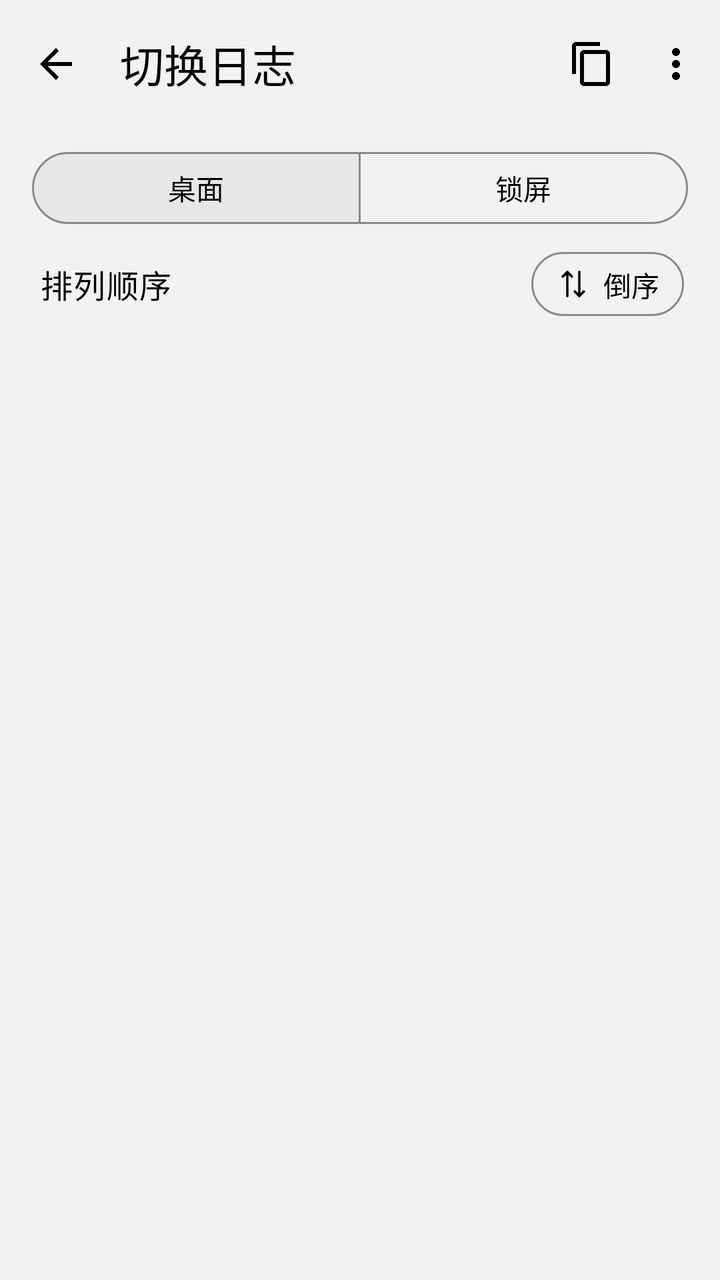
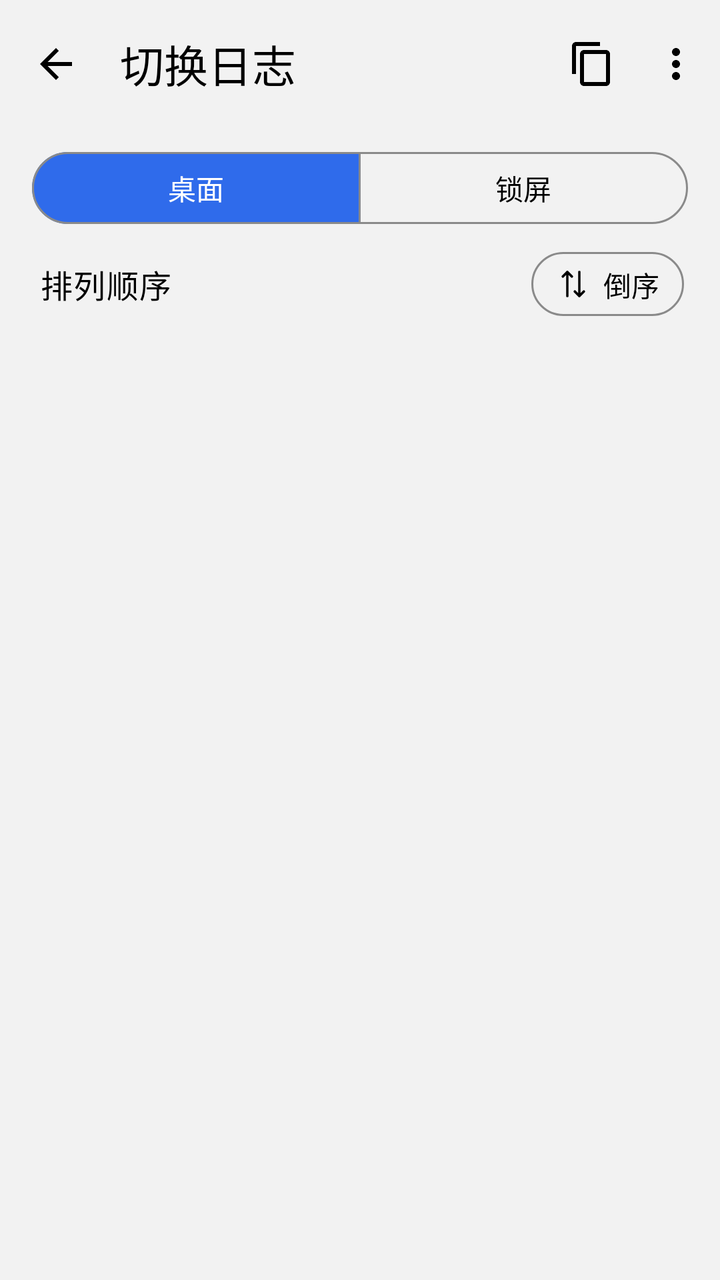

Two renders of the same Android screen: before a commit and after it. Below are the layout's source before the change and the commit's diff.
<!-- AndroidManifest.xml: application theme AppTheme -->
<!-- res/layout/page_switch_log.xml -->
<?xml version="1.0" encoding="utf-8"?>
<LinearLayout xmlns:android="http://schemas.android.com/apk/res/android"
    xmlns:app="http://schemas.android.com/apk/res-auto"
    android:id="@+id/log_root"
    android:layout_width="match_parent"
    android:layout_height="match_parent"
    android:background="@color/page_bg"
    android:clickable="true"
    android:focusable="true"
    android:orientation="vertical">

    <com.google.android.material.appbar.MaterialToolbar
        android:id="@+id/toolbar_log"
        android:layout_width="match_parent"
        android:layout_height="?attr/actionBarSize"
        app:menu="@menu/menu_switch_log"
        app:navigationIcon="@drawable/ic_back"
        app:title="@string/log_view_title"
        app:titleTextAppearance="?attr/textAppearanceTitleLarge" />

    <com.google.android.material.button.MaterialButtonToggleGroup
        android:id="@+id/log_scope_toggle"
        android:layout_width="match_parent"
        android:layout_height="wrap_content"
        android:layout_marginStart="16dp"
        android:layout_marginTop="8dp"
        android:layout_marginEnd="16dp"
        app:checkedButton="@id/log_scope_home"
        app:selectionRequired="true"
        app:singleSelection="true">

        <com.google.android.material.button.MaterialButton
            android:id="@+id/log_scope_home"
            style="@style/Widget.Material3.Button.OutlinedButton"
            android:layout_width="0dp"
            android:layout_height="44dp"
            android:layout_weight="1"
            android:text="@string/log_tab_home" />

        <com.google.android.material.button.MaterialButton
            android:id="@+id/log_scope_lock"
            style="@style/Widget.Material3.Button.OutlinedButton"
            android:layout_width="0dp"
            android:layout_height="44dp"
            android:layout_weight="1"
            android:text="@string/log_tab_lock" />
    </com.google.android.material.button.MaterialButtonToggleGroup>

    <LinearLayout
        android:layout_width="match_parent"
        android:layout_height="52dp"
        android:gravity="center_vertical"
        android:orientation="horizontal"
        android:paddingStart="20dp"
        android:paddingEnd="18dp">

        <TextView
            android:layout_width="0dp"
            android:layout_height="wrap_content"
            android:layout_weight="1"
            android:text="@string/log_view_order"
            android:textAppearance="?attr/textAppearanceBodyLarge"
            android:textColor="?attr/colorOnSurface" />

        <com.google.android.material.button.MaterialButton
            android:id="@+id/btn_log_order"
            style="?attr/materialButtonOutlinedStyle"
            android:layout_width="wrap_content"
            android:layout_height="40dp"
            android:minWidth="0dp"
            android:paddingStart="12dp"
            android:paddingEnd="12dp"
            android:text="@string/log_order_desc"
            android:textColor="?attr/colorOnSurface"
            app:icon="@drawable/ic_swap_vert"
            app:iconGravity="textStart"
            app:iconPadding="6dp"
            app:iconSize="18dp"
            app:iconTint="?attr/colorOnSurface" />
    </LinearLayout>

    <FrameLayout
        android:layout_width="match_parent"
        android:layout_height="0dp"
        android:layout_weight="1">

        <androidx.recyclerview.widget.RecyclerView
            android:id="@+id/recycler_log"
            android:layout_width="match_parent"
            android:layout_height="match_parent"
            android:clipToPadding="false"
            android:paddingStart="16dp"
            android:paddingTop="2dp"
            android:paddingEnd="16dp"
            android:paddingBottom="72dp"
            android:scrollbars="none" />

        
        <ImageButton
            android:id="@+id/btn_log_jump"
            android:layout_width="40dp"
            android:layout_height="40dp"
            android:layout_gravity="bottom|center_horizontal"
            android:layout_marginBottom="40dp"
            android:background="@drawable/log_jump_bg"
            android:contentDescription="@string/log_jump_top"
            android:elevation="4dp"
            android:padding="10dp"
            android:scaleType="centerInside"
            android:src="@drawable/ic_arrow_upward"
            android:visibility="gone"
            app:tint="@color/text_primary" />
    </FrameLayout>
</LinearLayout>
<!-- resources referenced by this layout -->
<resources>
  <color name="page_bg">#F2F2F2</color>
  <color name="text_primary">#000000</color>
  <string name="log_jump_top">回到最上方</string>
  <string name="log_order_desc">倒序</string>
  <string name="log_tab_home">桌面</string>
  <string name="log_tab_lock">锁屏</string>
  <string name="log_view_order">排列顺序</string>
  <string name="log_view_title">切换日志</string>
  <color name="m3_primary">#4A4A4A</color>
  <color name="m3_on_surface">#000000</color>
  <color name="m3_on_primary">#FFFFFF</color>
  <color name="m3_primary_container">#E7E7E7</color>
  <color name="m3_on_primary_container">#000000</color>
  <color name="m3_inverse_primary">#D6D6D6</color>
  <color name="m3_secondary">#5C5C5C</color>
  <color name="m3_on_secondary">#FFFFFF</color>
  <color name="m3_secondary_container">#E7E7E7</color>
  <color name="m3_on_secondary_container">#000000</color>
  <color name="m3_tertiary">#6A6A6A</color>
  <color name="m3_on_tertiary">#FFFFFF</color>
  <color name="m3_tertiary_container">#EDEDED</color>
  <color name="m3_on_tertiary_container">#000000</color>
  <color name="m3_error">#BA1A1A</color>
  <color name="m3_on_error">#FFFFFF</color>
  <color name="m3_error_container">#FFDAD6</color>
  <color name="m3_on_error_container">#410002</color>
  <color name="m3_surface">#F2F2F2</color>
  <color name="m3_surface_variant">#E3E3E3</color>
  <color name="m3_on_surface_variant">#000000</color>
  <color name="m3_inverse_surface">#2E2E2E</color>
  <color name="m3_inverse_on_surface">#F2F2F2</color>
  <color name="m3_outline">#8A8A8A</color>
  <color name="m3_outline_variant">#DCDCDC</color>
  <color name="m3_surface_container_lowest">#FFFFFF</color>
  <color name="m3_surface_container_low">#FFFFFF</color>
  <color name="m3_surface_container">#FAFAFA</color>
  <color name="m3_surface_container_high">#FFFFFF</color>
  <color name="m3_surface_container_highest">#EDEDED</color>
  <color name="m3_surface_dim">#E6E6E6</color>
  <color name="m3_surface_bright">#FFFFFF</color>
  <style name="Shape.Ws.Small" parent="">
          <item name="cornerFamily">rounded</item>
          <item name="cornerSize">8dp</item>
      </style>
  <style name="Shape.Ws.Medium" parent="">
          <item name="cornerFamily">rounded</item>
          <item name="cornerSize">16dp</item>
      </style>
  <style name="Shape.Ws.Large" parent="">
          <item name="cornerFamily">rounded</item>
          <item name="cornerSize">24dp</item>
      </style>
  <style name="Widget.Ws.Card" parent="Widget.Material3.CardView.Filled">
          <item name="cardBackgroundColor">?attr/colorSurfaceContainerLow</item>
          <item name="shapeAppearance">?attr/shapeAppearanceCornerMedium</item>
      </style>
  <style name="ThemeOverlay.Ws.BottomSheet" parent="ThemeOverlay.Material3.BottomSheetDialog">
          <item name="bottomSheetStyle">@style/Widget.Ws.BottomSheet</item>
      </style>
  <style name="Widget.Ws.PopupMenu.Overflow" parent="Widget.Material3.PopupMenu.Overflow">
          <item name="android:popupBackground">@drawable/popup_menu_background</item>
          <item name="android:popupElevation">8dp</item>
      </style>
  <style name="Widget.Ws.PopupMenu.List" parent="Widget.Material3.PopupMenu.ListPopupWindow">
          <item name="android:popupBackground">@drawable/popup_menu_background</item>
          <item name="android:popupElevation">8dp</item>
      </style>
  <style name="Widget.Ws.DropDownList" parent="Widget.AppCompat.ListView.DropDown">
          <item name="android:scrollbars">none</item>
      </style>
  <style name="Widget.Ws.BottomSheet" parent="Widget.Material3.BottomSheet.Modal">
          <item name="backgroundTint">?attr/colorSurfaceContainerLow</item>
      </style>
  <!-- unchanged entries left out for length: 9 -->
</resources>

<!-- the commit's change to res/layout/page_switch_log.xml (unified diff, before → after) -->
@@ -31,7 +31,7 @@
 
         <com.google.android.material.button.MaterialButton
             android:id="@+id/log_scope_home"
-            style="@style/Widget.Material3.Button.OutlinedButton"
+            style="@style/Widget.Ws.SegmentButton"
             android:layout_width="0dp"
             android:layout_height="44dp"
             android:layout_weight="1"
@@ -39,7 +39,7 @@
 
         <com.google.android.material.button.MaterialButton
             android:id="@+id/log_scope_lock"
-            style="@style/Widget.Material3.Button.OutlinedButton"
+            style="@style/Widget.Ws.SegmentButton"
             android:layout_width="0dp"
             android:layout_height="44dp"
             android:layout_weight="1"
<!-- resource entries referenced after the edit -->
@@ -8,6 +8,11 @@
   <string name="log_tab_lock">锁屏</string>
   <string name="log_view_order">排列顺序</string>
   <string name="log_view_title">切换日志</string>
+  <style name="Widget.Ws.SegmentButton" parent="Widget.Material3.Button.OutlinedButton">
+          <item name="backgroundTint">@color/segment_bg</item>
+          <item name="android:textColor">@color/segment_text</item>
+          <item name="iconTint">@color/segment_text</item>
+      </style>
   <color name="m3_primary">#4A4A4A</color>
   <color name="m3_on_surface">#000000</color>
   <color name="m3_on_primary">#FFFFFF</color>
